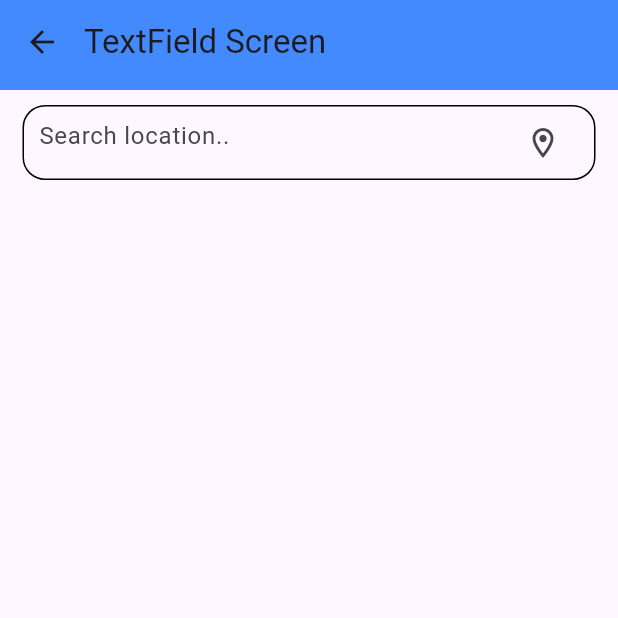
After one commit to alazad214/Code-Library, a Flutter app: the screen it shows after launch, after a tap on "Textfield screen", on a phone screen of 412 x 824 dp, the top half of it. The commit adds this screen. Run offline on Flutter 3.47's test engine with Material 3 defaults, Android fonts, the phone set to English and light mode, and no system bars; our stand-ins replace dropdown_textfield, get.

Commit message:
button, provider added

```diff
--- a/lib/main.dart
+++ b/lib/main.dart
@@ -1,19 +1,28 @@
 import 'package:code_library/moduls/homepage/views/home.dart';
 import 'package:flutter/material.dart';
 import 'package:get/get.dart';
+import 'package:provider/provider.dart';
+
+import 'moduls/provider/controller/provider_controller.dart';
 
 void main() {
-  WidgetsFlutterBinding
-      .ensureInitialized();
-  runApp(const MyApp());
+  WidgetsFlutterBinding.ensureInitialized();
+  runApp(MyApp());
 }
 
 class MyApp extends StatelessWidget {
-  const MyApp({super.key});
-
   @override
   Widget build(BuildContext context) {
-    return const GetMaterialApp(
-        title: 'Code Library', debugShowCheckedModeBanner: false, home: Home());
+    return MultiProvider(
+      providers: [
+        ChangeNotifierProvider(
+            create: (context) => CounterModel()), // Provider model
+      ],
+      child: const GetMaterialApp(
+        title: "Code Library",
+        debugShowCheckedModeBanner: false,
+        home: Home(),
+      ),
+    );
   }
 }
--- /dev/null
+++ b/lib/moduls/Textfield/views/textfield_screen.dart
@@ -0,0 +1,20 @@
+import 'package:code_library/moduls/Textfield/widgets/button1.dart';
+import 'package:code_library/widgets/custom_appbar.dart';
+import 'package:flutter/material.dart';
+
+class TextfieldScreen extends StatelessWidget {
+  const TextfieldScreen({super.key});
+
+  @override
+  Widget build(BuildContext context) {
+    return Scaffold(
+      appBar: const CustomAppBar(title: "TextField Screen"),
+      body: Padding(
+        padding: const EdgeInsets.symmetric(horizontal: 15.0, vertical: 10.0),
+        child: ListView(
+          children: const [Button1()],
+        ),
+      ),
+    );
+  }
+}
--- /dev/null
+++ b/lib/moduls/Textfield/widgets/button1.dart
@@ -0,0 +1,24 @@
+import 'package:flutter/material.dart';
+
+class Button1 extends StatelessWidget {
+  final onchanged;
+  const Button1({super.key, this.onchanged});
+
+  @override
+  Widget build(BuildContext context) {
+    return Container(
+      height: 50,
+      padding: const EdgeInsets.symmetric(horizontal: 10.0),
+      decoration: BoxDecoration(
+          border: Border.all(color: Colors.black),
+          borderRadius: BorderRadius.circular(15.0)),
+      child: TextFormField(
+        decoration: const InputDecoration(
+            suffixIcon: Icon(Icons.location_on_outlined),
+            hintText: "Search location..",
+            border: InputBorder.none),
+        onChanged: onchanged,
+      ),
+    );
+  }
+}
--- a/lib/moduls/homepage/views/home.dart
+++ b/lib/moduls/homepage/views/home.dart
@@ -1,10 +1,12 @@
 import 'package:code_library/moduls/dropdowntextfield/views/dropdown_screen.dart';
 import 'package:code_library/moduls/homepage/views/home_title_text.dart';
+import 'package:code_library/moduls/provider/screen/provider_screen.dart';
 import 'package:code_library/widgets/custom_button.dart';
 import 'package:flutter/material.dart';
 import 'package:get/get.dart';
 import '../../Filter search/With getx/getx_search_page.dart';
 import '../../Filter search/withOut getx/filter_search_screen.dart';
+import '../../Textfield/views/textfield_screen.dart';
 import '../../dropdowntextfield/views/single_item_dropdown.dart';
 
 class Home extends StatelessWidget {
@@ -23,6 +25,12 @@ class Home extends StatelessWidget {
         child: ListView(
           children: [
             const HomeTitleText(),
+            CustomButton(
+              text: "Textfield screen",
+              ontap: () {
+                Get.to(() => const TextfieldScreen());
+              },
+            ),
             CustomButton(
               text: "Dropdown Textfield",
               ontap: () {
@@ -47,6 +55,12 @@ class Home extends StatelessWidget {
                 Get.to(() => PropertyListScreen2());
               },
             ),
+            CustomButton(
+              text: "Provider",
+              ontap: () {
+                Get.to(() => const ProviderScreen());
+              },
+            ),
           ],
         ),
       ),
--- /dev/null
+++ b/lib/moduls/provider/controller/provider_controller.dart
@@ -0,0 +1,17 @@
+import 'package:flutter/material.dart';
+
+class CounterModel with ChangeNotifier {
+  int _counter = 0;
+
+  int get counter => _counter;
+
+  void increment() {
+    _counter++;
+    notifyListeners();
+  }
+
+  void decrement() {
+    _counter--;
+    notifyListeners();
+  }
+}
--- /dev/null
+++ b/lib/widgets/custom_appbar.dart
@@ -0,0 +1,20 @@
+import 'package:flutter/material.dart';
+
+class CustomAppBar extends StatelessWidget implements PreferredSizeWidget {
+  final String title;
+
+  const CustomAppBar({super.key, required this.title});
+
+  @override
+  Widget build(BuildContext context) {
+    return AppBar(
+      title: Text(title),
+      titleSpacing: 0,
+      backgroundColor: Colors.blueAccent,
+    );
+  }
+
+  @override
+  Size get preferredSize =>
+      const Size.fromHeight(60.0); // height of the custom app bar
+}
--- a/pubspec.yaml
+++ b/pubspec.yaml
@@ -38,6 +38,7 @@ dependencies:
   dropdown_textfield: ^1.2.0
   get: ^4.6.6
   shared_preferences:
+  provider:
 
 dev_dependencies:
   flutter_test:
```
Also changed, not shown: lib/moduls/provider/screen/provider_screen.dart (added, +53 -0 lines), pubspec.lock, 1 other file.
